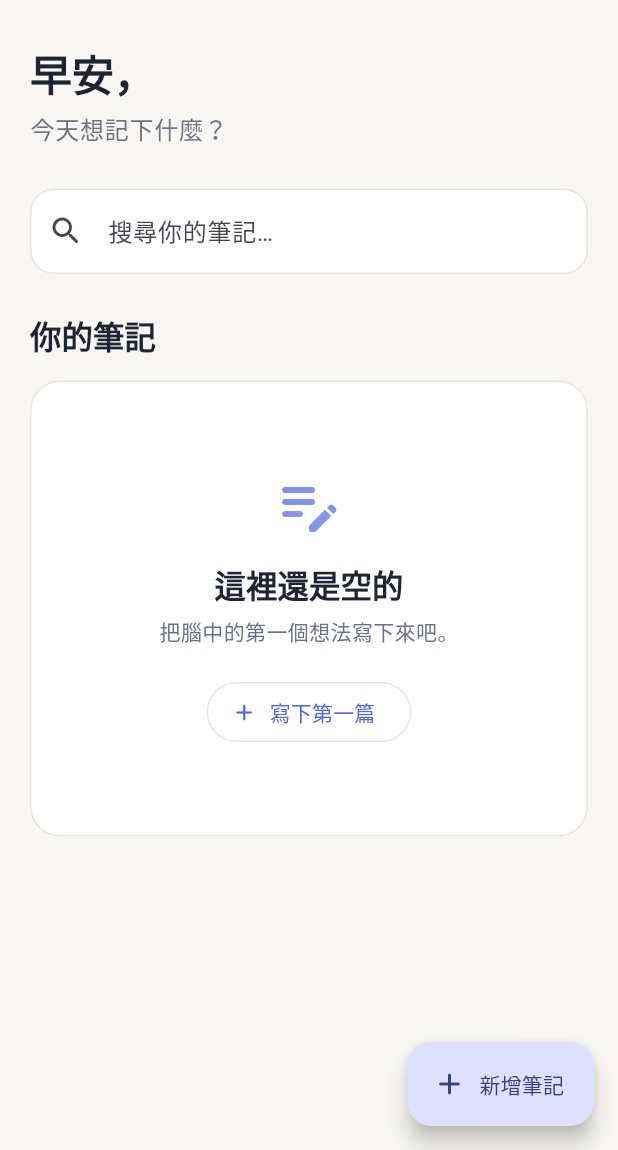
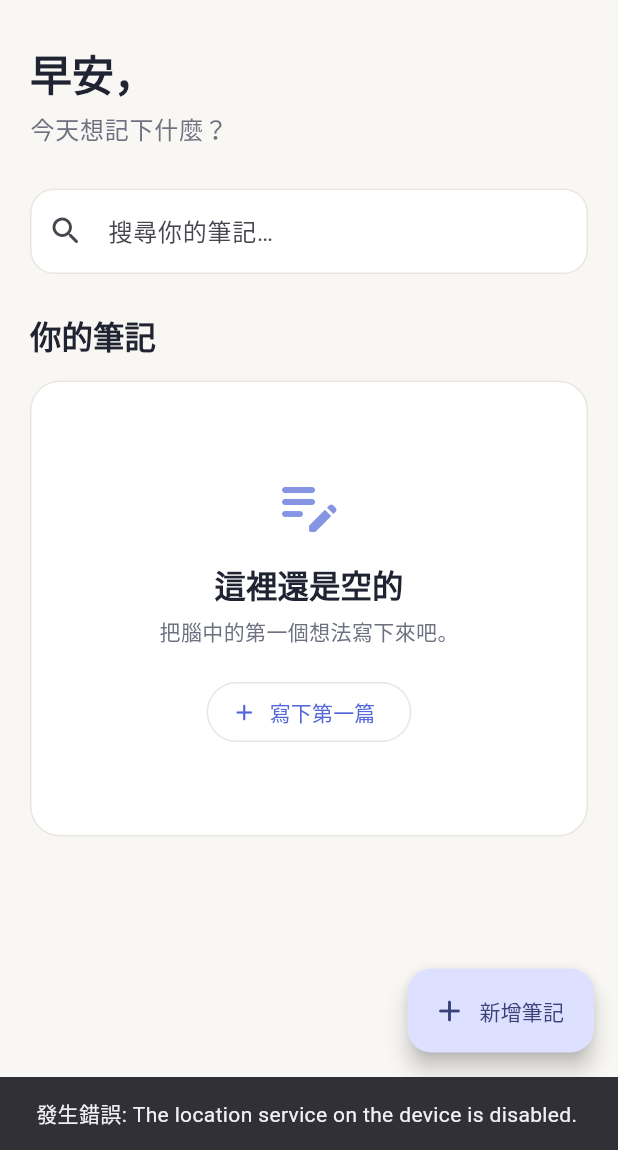
Before and after one commit to weilun593/flutter_codespaces, a Flutter app: the screen it shows once a user with an empty profile is signed in, after a tap on the "logout" icon, on a phone screen of 412 x 824 dp, the part 86-1236 px from its top. Run offline on Flutter 3.47's test engine with Material 3 defaults, Android fonts, the phone set to English and light mode, and no system bars; our stand-ins replace geolocator, supabase_flutter; accounts and stored records are empty; Roboto replaces fonts that are missing (Arial).

Commit message:
顯示座標

```diff
--- a/lib/screens/home_screen.dart
+++ b/lib/screens/home_screen.dart
@@ -109,9 +109,10 @@ class _HomeScreenState extends State<HomeScreen> {
     }
   }
 
-  Future<void> _checkIn() async {
+  /*Future<void> _checkIn() async {
     await Supabase.instance.client.auth.signOut();
-  }
+  }*/
+
   Future<void> _signOut() async {
     await Supabase.instance.client.auth.signOut();
   }
@@ -158,9 +159,21 @@ class _HomeScreenState extends State<HomeScreen> {
             onPressed: () async {
               try {
                 Position position = await LocationHelper.determinePosition();
-                print('緯度: ${position.latitude}, 經度: ${position.longitude}');
+                // ignore: use_build_context_synchronously
+                ScaffoldMessenger.of(context).showSnackBar(
+                  SnackBar(
+                    content: Text('緯度: ${position.latitude}, 經度: ${position.longitude}'),
+                    duration: Duration(seconds: 2),
+                  ),
+                );
               } catch (e) {
-                print('發生錯誤: $e');
+                // ignore: use_build_context_synchronously
+                ScaffoldMessenger.of(context).showSnackBar(
+                  SnackBar(
+                    content: Text('發生錯誤: $e'),
+                    duration: Duration(seconds: 2),
+                  ),
+                );
               }
             },
             icon: const Icon(Icons.logout_rounded),
--- a/lib/utils/location_helper.dart
+++ b/lib/utils/location_helper.dart
@@ -1,4 +1,4 @@
-import 'package:flutter/material.dart';
+//import 'package:flutter/material.dart';
 import 'package:geolocator/geolocator.dart';
 
 class LocationHelper {
--- a/pubspec.yaml
+++ b/pubspec.yaml
@@ -1,4 +1,4 @@
-name: NoteApp
+name: noteapp
 description: "A new Flutter project."
 publish_to: 'none'
 version: 1.0.0+1
```
Also changed, not shown: pubspec.lock, 3 other files.
